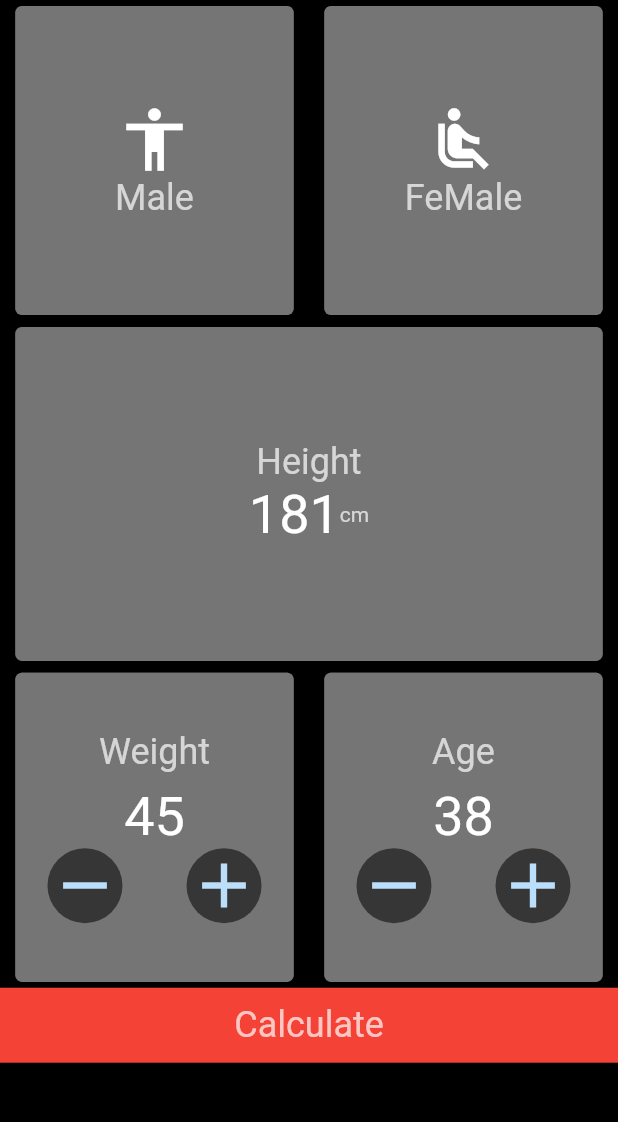
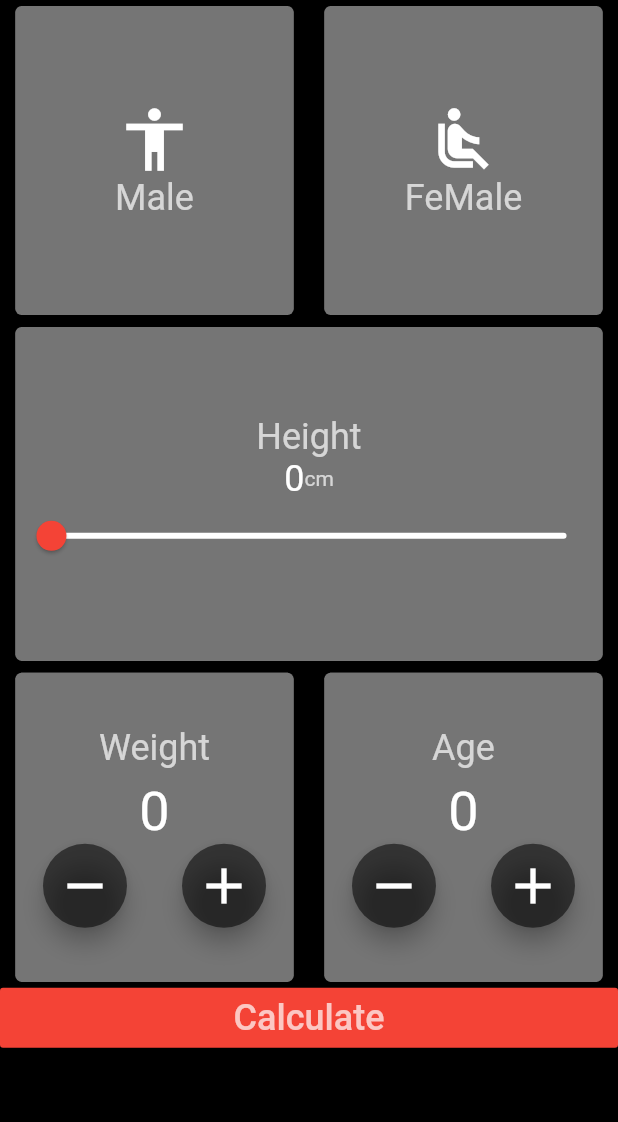
Before and after one commit to Hashim-Jan/BMI-Calculator, a Flutter app: the screen it shows after launch, on a phone screen of 412 x 824 dp, the part 84-1206 px from its top. Run offline on Flutter 3.47's test engine with Material 2 defaults, Android fonts, the phone set to English and light mode, and no system bars.

Commit message:
code updated

```diff
--- a/lib/main.dart
+++ b/lib/main.dart
@@ -1,5 +1,5 @@
 import 'package:flutter/material.dart';
-import 'package:flutterui/ui/main_ui.dart';
+import 'package:flutterui/ui/calculator_screen.dart';
 
 void main() {
   runApp(BMICalculator());
@@ -8,12 +8,9 @@ void main() {
 class BMICalculator extends StatelessWidget{
   @override
   Widget build(BuildContext context) {
-    // TODO: implement build
     return MaterialApp(
       debugShowCheckedModeBanner: false,
-      theme: ThemeData(
-      ),
-      home: MainUi(),
+      home: CalculatorScreen(),
     );
   }
 }
--- a/lib/ui/bottom_button.dart
+++ /dev/null
@@ -1,18 +0,0 @@
-import 'package:flutter/material.dart';
-import 'package:flutterui/constants//colors.dart';
-import 'package:flutterui/constants/fonts.dart';
-
-class BottomButton extends StatelessWidget{
-  @override
-  Widget build(BuildContext context) {
-    double height=50;
-    final width=MediaQuery.of(context).size.width * 1;
-    // TODO: implement build
-    return Container(
-      child: Center(child: Text("Calculate",style:fontsSize,)),
-      height:height,
-      width: width,
-      color:buttonColor,
-    );
-  }
-}
--- /dev/null
+++ b/lib/ui/calculator_screen.dart
@@ -0,0 +1,53 @@
+import 'package:flutter/material.dart';
+import 'package:flutterui/constants/fonts.dart';
+import 'package:flutterui/ui/custom_widgets/gender_weight_age.dart';
+import 'package:flutterui/ui/custom_widgets/gender_widget.dart';
+import 'package:flutterui/ui/gender_height.dart';
+import 'package:flutterui/ui/result_screen.dart';
+
+class CalculatorScreen extends StatelessWidget{
+  final int genderWeight,genderAge;
+  CalculatorScreen({this.genderWeight,this.genderAge});
+  @override
+  Widget build(BuildContext context) {
+    return Scaffold(
+      appBar: AppBar(title: Center(child: Text("BMI Calculator")),
+      backgroundColor: Colors.black54,
+        elevation: 0.0,
+      ),
+      body: Container(
+          color: Colors.black,
+        child: Column(
+          children: <Widget>[
+            Row(
+              mainAxisAlignment: MainAxisAlignment.spaceAround,
+              children: <Widget>[
+                MaleFemale(icon: Icons.accessibility,text:"Male",),
+                MaleFemale(icon: Icons.airline_seat_recline_normal,text:"FeMale",),
+              ],
+            ),
+            GenderHeight(),
+            Row(
+              mainAxisAlignment: MainAxisAlignment.spaceAround,
+              children: <Widget>[
+                WeightAge(text: "Weight",number:genderWeight,),
+                WeightAge(text: "Age", number: genderAge,)
+            ],
+          ),
+            Container(
+              height: 40,
+              child: RaisedButton(
+                  color: Colors.red,
+                  onPressed: (){
+                    Navigator.push(context, MaterialPageRoute(
+                        builder: (context)=>GenderResult(),));
+                  },
+                  child: Center(child: Text("Calculate",style:fontsSize,))
+              ),
+            ),
+          ],
+        ),
+      ),
+    );
+  }
+}
--- a/lib/ui/custom_widgets/gender_weight_age.dart
+++ b/lib/ui/custom_widgets/gender_weight_age.dart
@@ -2,15 +2,19 @@ import 'package:flutter/material.dart';
 import 'package:flutterui/constants/colors.dart';
 import 'package:flutterui/constants/fonts.dart';
 
-class WeightAge extends StatelessWidget{
-  final text;
-  final number;
+class WeightAge extends StatefulWidget {
+  String text;
+  int number =0;
+  WeightAge({Key key , this.text, this.number}):super(key: key);
+  @override
+  _WeightAgeState createState() => _WeightAgeState();
+}
 
-   WeightAge({this.text, this.number});
-
-
+class _WeightAgeState extends State<WeightAge> {
+  int num=0;
   @override
   Widget build(BuildContext context) {
+
     final height=MediaQuery.of(context).size.height;
     final width=MediaQuery.of(context).size.width;
     // TODO: implement build
@@ -26,19 +30,27 @@ class WeightAge extends StatelessWidget{
           children: <Widget>[
             Padding(
               padding:EdgeInsets.only(bottom:8.0),
-              child: Text(text,style: fontsSize),
+              child: Text(widget.text,style: fontsSize),
             ),
-            Text(number,style: TextStyle(fontSize: 36,color:iconColor),),
+            Text(num.toString(),style: TextStyle(fontSize: 36,color:iconColor),),
             Row(
               mainAxisAlignment: MainAxisAlignment.spaceAround,
               children: <Widget>[
-                CircleAvatar(child: Icon(Icons.remove,size: 50,),
+                FloatingActionButton(child: (Icon(Icons.remove,size: 40,color: iconColor,)),
                   backgroundColor:circleAvator,
-                  radius: 25,
+                  onPressed: (){
+                    setState(() {
+                      decrementAgeWeight();
+                    });
+                  },
                 ),
-                CircleAvatar(child: Icon(Icons.add,size: 50,),
+                FloatingActionButton(child: Icon(Icons.add,size: 40,color: iconColor,),
                   backgroundColor:circleAvator,
-                  radius: 25,
+                  onPressed: (){
+                    setState(() {
+                      incrementAgeWeight();
+                    });
+                  },
                 ),
               ],
             )
@@ -47,4 +59,10 @@ class WeightAge extends StatelessWidget{
       ),
     );
   }
+  int incrementAgeWeight(){
+      num++;
+  }
+  int decrementAgeWeight(){
+    num--;
+  }
 }
--- a/lib/ui/custom_widgets/gender_widget.dart
+++ b/lib/ui/custom_widgets/gender_widget.dart
@@ -1,18 +1,34 @@
 import 'package:flutter/material.dart';
 import 'package:flutterui/constants/colors.dart';
 
-class GenderWidget extends StatelessWidget{
+Color inactiveColor=Colors.blueGrey;
+Color activeColor=Colors.brown;
+enum Gender{
+  male,female
+}
+Color color;
+class MaleFemale extends StatefulWidget {
   final icon;
   final text;
-  GenderWidget({this.icon, this.text});
+  MaleFemale({Key key,this.icon, this.text}):super(key : key);
+  @override
+  _MaleFemaleState createState() => _MaleFemaleState();
+}
 
+class _MaleFemaleState extends State<MaleFemale> {
+  Gender gender;
   @override
   Widget build(BuildContext context) {
     final height=MediaQuery.of(context).size.height;
     final width=MediaQuery.of(context).size.width;
-    double iconSize=60;
     // TODO: implement build
     return Card(
+      child: GestureDetector(
+        onTap: (){
+          setState(() {
+
+          });
+        },
         child: Container(
           height:height * 0.25,
           width:width * 0.45,
@@ -22,9 +38,10 @@ class GenderWidget extends StatelessWidget{
           child: Column(
             mainAxisAlignment: MainAxisAlignment.center,
             children: <Widget>[
-            Icon(icon,size:50,color: iconColor,),
-            Text(text,style:TextStyle(color:textColor,fontSize: 24),)
+              Icon(widget.icon,size:50,color: iconColor,),
+              Text(widget.text,style:TextStyle(color:textColor,fontSize: 24),)
             ],
+          ),
         ),
       ),
     );
--- /dev/null
+++ b/lib/ui/gender_height.dart
@@ -0,0 +1,55 @@
+import 'dart:ui';
+import 'package:flutter/cupertino.dart';
+import 'package:flutter/material.dart';
+import 'package:flutter/painting.dart';
+import 'package:flutter/rendering.dart';
+import 'package:flutterui/constants//colors.dart';
+
+class GenderHeight extends StatefulWidget {
+  @override
+  _GenderHeightState createState() => _GenderHeightState();
+}
+
+class _GenderHeightState extends State<GenderHeight> {
+  int genderHeight=0;
+  @override
+  Widget build(BuildContext context) {
+    final height=MediaQuery.of(context).size.height;
+    final width=MediaQuery.of(context).size.width;
+    // TODO: implement build
+    return Card(
+      child: Container(
+        height:height * 0.27,
+        width:width * 0.95,
+        decoration: BoxDecoration(
+            color: Colors.black54
+        ),
+        child: Column(
+          mainAxisAlignment: MainAxisAlignment.center,
+          children: <Widget>[
+            Text("Height",style:TextStyle(fontSize: 24,color:textColor),),
+            Row(
+              mainAxisAlignment: MainAxisAlignment.center,
+              children: <Widget>[
+                Text(genderHeight.toString(),style:TextStyle(fontSize: 24,color:iconColor),),
+                Text("cm",style: TextStyle(color:textColor),),
+              ],
+            ),
+            Slider(
+              min: 0,
+              max: 200,
+              activeColor: Colors.red,
+              inactiveColor: Colors.white,
+              value: genderHeight.toDouble(),
+              onChanged: (double value) {
+                setState(() {
+                  genderHeight=value.round();
+                });
+              },
+            ),
+          ],
+        ),
+      ),
+    );
+  }
+}
--- a/lib/ui/main_ui.dart
+++ /dev/null
@@ -1,44 +0,0 @@
-import 'package:flutter/material.dart';
-import 'package:flutterui/ui/bottom_button.dart';
-import 'package:flutterui/ui/custom_widgets/gender_weight_age.dart';
-import 'file:///F:/Flutter_App/flutter_ui/lib/ui/custom_widgets/gender_widget.dart';
-import 'package:flutterui/ui/mid_portion.dart';
-import '';
-
-class MainUi extends StatelessWidget{
-  @override
-  Widget build(BuildContext context) {
-    // TODO: implement build
-    return Scaffold(
-      appBar: AppBar(title: Center(child: Text("BMI Calculator")),
-      backgroundColor: Colors.black54,
-      elevation: 0.0,
-      ),
-      body: Container(
-        decoration: BoxDecoration(
-          color: Colors.black
-        ),
-        child: Column(
-          children: <Widget>[
-            Row(
-              mainAxisAlignment: MainAxisAlignment.spaceAround,
-              children: <Widget>[
-                GenderWidget(icon: Icons.accessibility,text:"Male",),
-                GenderWidget(icon: Icons.airline_seat_recline_normal,text:"FeMale",),
-              ],
-            ),
-            MidPortion(),
-          Row(
-            mainAxisAlignment: MainAxisAlignment.spaceAround,
-            children: <Widget>[
-              WeightAge(text: "Weight",number:"45",),
-              WeightAge(text: "Age", number: "38",)
-            ],
-          ),
-            BottomButton(),
-          ],
-        ),
-      ),
-    );
-  }
-}
--- a/lib/ui/mid_portion.dart
+++ /dev/null
@@ -1,33 +0,0 @@
-import 'package:flutter/material.dart';
-import 'package:flutterui/constants//colors.dart';
-
-class MidPortion extends StatelessWidget{
-  @override
-  Widget build(BuildContext context) {
-    final height=MediaQuery.of(context).size.height;
-    final width=MediaQuery.of(context).size.width;
-    // TODO: implement build
-    return Card(
-      child: Container(
-        height:height * 0.27,
-        width:width * 0.95,
-        decoration: BoxDecoration(
-            color: Colors.black54
-        ),
-        child: Column(
-          mainAxisAlignment: MainAxisAlignment.center,
-          children: <Widget>[
-            Text("Height",style:TextStyle(fontSize: 24,color:textColor),),
-            Row(
-              mainAxisAlignment: MainAxisAlignment.center,
-              children: <Widget>[
-                Text("181",style:TextStyle(fontSize: 36,color:iconColor),),
-                Text("cm",style: TextStyle(color:textColor),)
-              ],
-            )
-          ],
-        ),
-      ),
-    );
-  }
-}
--- /dev/null
+++ b/lib/ui/result_screen.dart
@@ -0,0 +1,11 @@
+import 'package:flutter/material.dart';
+
+class GenderResult extends StatelessWidget {
+  @override
+  Widget build(BuildContext context) {
+    return Scaffold(
+      appBar: AppBar(title:Text("Welcome to 2nd screen")),
+      body: Center(child: Text("maze",style: TextStyle(color: Colors.white),)),
+    );
+  }
+}
--- a/pubspec.yaml
+++ b/pubspec.yaml
@@ -28,6 +28,7 @@ dependencies:
   # The following adds the Cupertino Icons font to your application.
   # Use with the CupertinoIcons class for iOS style icons.
   cupertino_icons: ^0.1.3
+  provider: ^4.1.3+1
 
 dev_dependencies:
   flutter_test:
```
Also changed, not shown: pubspec.lock, 1 other file. Lines whose indentation alone changed are shown as unchanged.
